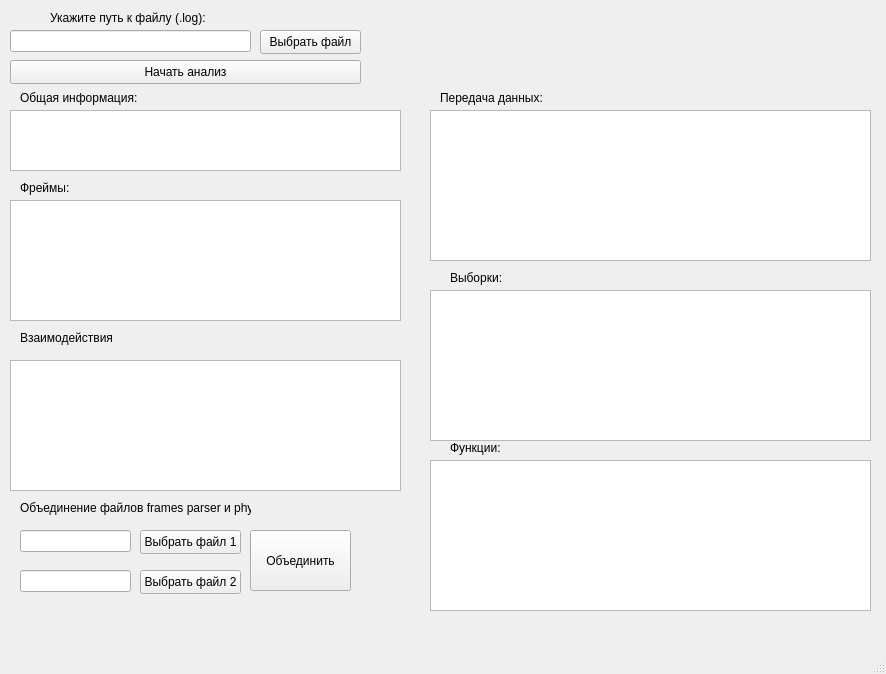
First picture: the form in mainwindow.ui, repository Andrew-McCarthy-Zver/frames_reader, before the edit.
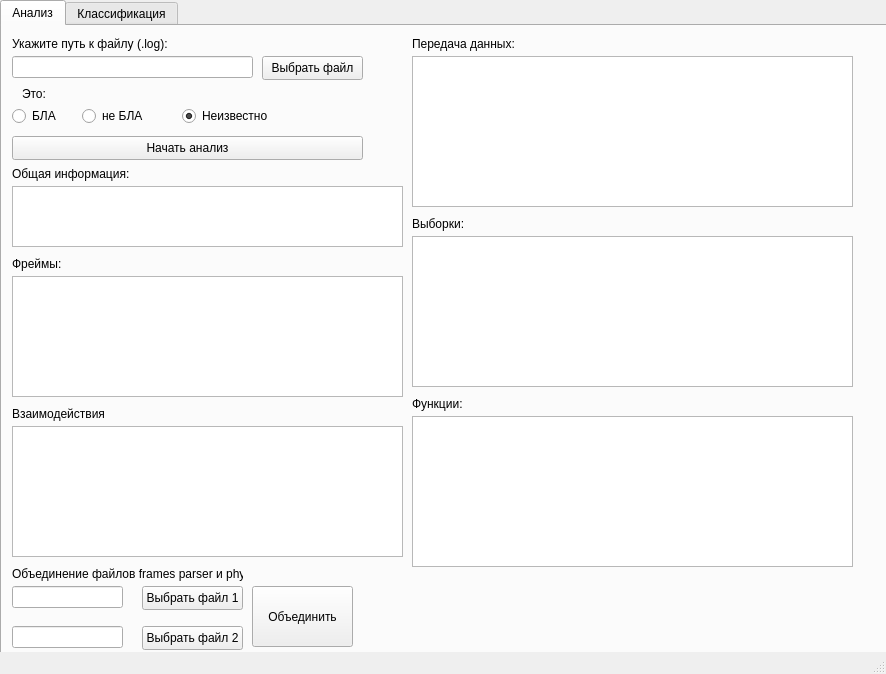
Second picture: the form after the edit.

What changed in the file:
```diff
--- a/mainwindow.ui
+++ b/mainwindow.ui
@@ -14,6 +14,40 @@
    <string>MainWindow</string>
   </property>
   <widget class="QWidget" name="centralwidget">
+   <widget class="QTabWidget" name="tabWidget">
+    <property name="enabled">
+     <bool>true</bool>
+    </property>
+    <property name="geometry">
+     <rect>
+      <x>0</x>
+      <y>0</y>
+      <width>891</width>
+      <height>681</height>
+     </rect>
+    </property>
+    <property name="maximumSize">
+     <size>
+      <width>891</width>
+      <height>681</height>
+     </size>
+    </property>
+    <property name="toolTip">
+     <string/>
+    </property>
+    <property name="whatsThis">
+     <string/>
+    </property>
+    <property name="currentIndex">
+     <number>0</number>
+    </property>
+    <property name="usesScrollButtons">
+     <bool>false</bool>
+    </property>
+    <widget class="QWidget" name="tab">
+     <attribute name="title">
+      <string>Анализ</string>
+     </attribute>
    <widget class="QLineEdit" name="lineEdit">
     <property name="geometry">
      <rect>
@@ -24,6 +58,19 @@
      </rect>
     </property>
    </widget>
+     <widget class="QLabel" name="label">
+      <property name="geometry">
+       <rect>
+        <x>10</x>
+        <y>10</y>
+        <width>161</width>
+        <height>16</height>
+       </rect>
+      </property>
+      <property name="text">
+       <string>Укажите путь к файлу (.log):</string>
+      </property>
+     </widget>
    <widget class="QPushButton" name="pushButton">
     <property name="geometry">
      <rect>
@@ -41,7 +88,7 @@
     <property name="geometry">
      <rect>
       <x>10</x>
-      <y>60</y>
+        <y>110</y>
       <width>351</width>
       <height>24</height>
      </rect>
@@ -50,24 +97,11 @@
      <string>Начать анализ</string>
     </property>
    </widget>
-   <widget class="QLabel" name="label">
-    <property name="geometry">
-     <rect>
-      <x>50</x>
-      <y>10</y>
-      <width>161</width>
-      <height>16</height>
-     </rect>
-    </property>
-    <property name="text">
-     <string>Укажите путь к файлу (.log):</string>
-    </property>
-   </widget>
    <widget class="QLabel" name="label_2">
     <property name="geometry">
      <rect>
-      <x>20</x>
-      <y>90</y>
+        <x>10</x>
+        <y>140</y>
       <width>131</width>
       <height>16</height>
      </rect>
@@ -80,7 +114,7 @@
     <property name="geometry">
      <rect>
       <x>10</x>
-      <y>110</y>
+        <y>160</y>
       <width>391</width>
       <height>61</height>
      </rect>
@@ -89,8 +123,8 @@
    <widget class="QLabel" name="label_3">
     <property name="geometry">
      <rect>
-      <x>20</x>
-      <y>180</y>
+        <x>10</x>
+        <y>230</y>
       <width>61</width>
       <height>16</height>
      </rect>
@@ -103,7 +137,7 @@
     <property name="geometry">
      <rect>
       <x>10</x>
-      <y>200</y>
+        <y>250</y>
       <width>391</width>
       <height>121</height>
      </rect>
@@ -112,8 +146,8 @@
    <widget class="QLabel" name="label_4">
     <property name="geometry">
      <rect>
-      <x>20</x>
-      <y>330</y>
+        <x>10</x>
+        <y>380</y>
       <width>101</width>
       <height>16</height>
      </rect>
@@ -126,86 +160,17 @@
     <property name="geometry">
      <rect>
       <x>10</x>
-      <y>360</y>
+        <y>400</y>
       <width>391</width>
       <height>131</height>
      </rect>
     </property>
    </widget>
-   <widget class="QLabel" name="label_5">
-    <property name="geometry">
-     <rect>
-      <x>440</x>
-      <y>90</y>
-      <width>111</width>
-      <height>16</height>
-     </rect>
-    </property>
-    <property name="text">
-     <string>Передача данных:</string>
-    </property>
-   </widget>
-   <widget class="QTextBrowser" name="textBrowser_4">
-    <property name="geometry">
-     <rect>
-      <x>430</x>
-      <y>110</y>
-      <width>441</width>
-      <height>151</height>
-     </rect>
-    </property>
-   </widget>
-   <widget class="QLabel" name="label_6">
-    <property name="geometry">
-     <rect>
-      <x>450</x>
-      <y>270</y>
-      <width>111</width>
-      <height>16</height>
-     </rect>
-    </property>
-    <property name="text">
-     <string>Выборки:</string>
-    </property>
-   </widget>
-   <widget class="QTextBrowser" name="textBrowser_5">
-    <property name="geometry">
-     <rect>
-      <x>430</x>
-      <y>290</y>
-      <width>441</width>
-      <height>151</height>
-     </rect>
-    </property>
-   </widget>
-   <widget class="QLabel" name="label_7">
-    <property name="geometry">
-     <rect>
-      <x>450</x>
-      <y>440</y>
-      <width>111</width>
-      <height>16</height>
-     </rect>
-    </property>
-    <property name="text">
-     <string>Функции:</string>
-    </property>
-   </widget>
-   <widget class="QTextBrowser" name="textBrowser_6">
-    <property name="geometry">
-     <rect>
-      <x>430</x>
-      <y>460</y>
-      <width>441</width>
-      <height>151</height>
-     </rect>
-    </property>
-   </widget>
    <widget class="QLabel" name="label_8">
     <property name="geometry">
      <rect>
-      <x>20</x>
-      <y>500</y>
+        <x>10</x>
+        <y>540</y>
       <width>231</width>
       <height>16</height>
      </rect>
@@ -217,8 +182,8 @@
    <widget class="QLineEdit" name="lineEdit_2">
     <property name="geometry">
      <rect>
-      <x>20</x>
-      <y>530</y>
+        <x>10</x>
+        <y>560</y>
       <width>111</width>
       <height>22</height>
      </rect>
@@ -227,8 +192,8 @@
    <widget class="QLineEdit" name="lineEdit_3">
     <property name="geometry">
      <rect>
-      <x>20</x>
-      <y>570</y>
+        <x>10</x>
+        <y>600</y>
       <width>111</width>
       <height>22</height>
      </rect>
@@ -238,7 +203,7 @@
     <property name="geometry">
      <rect>
       <x>140</x>
-      <y>530</y>
+        <y>560</y>
       <width>101</width>
       <height>24</height>
      </rect>
@@ -251,7 +216,7 @@
     <property name="geometry">
      <rect>
       <x>140</x>
-      <y>570</y>
+        <y>600</y>
       <width>101</width>
       <height>24</height>
      </rect>
@@ -264,7 +229,7 @@
     <property name="geometry">
      <rect>
       <x>250</x>
-      <y>530</y>
+        <y>560</y>
       <width>101</width>
       <height>61</height>
      </rect>
@@ -273,16 +238,245 @@
      <string>Объединить</string>
     </property>
    </widget>
-  </widget>
-  <widget class="QMenuBar" name="menubar">
+     <widget class="QTextBrowser" name="textBrowser_4">
+      <property name="geometry">
+       <rect>
+        <x>410</x>
+        <y>30</y>
+        <width>441</width>
+        <height>151</height>
+       </rect>
+      </property>
+     </widget>
+     <widget class="QLabel" name="label_5">
    <property name="geometry">
     <rect>
-     <x>0</x>
-     <y>0</y>
-     <width>886</width>
+        <x>410</x>
+        <y>10</y>
+        <width>111</width>
+        <height>16</height>
+       </rect>
+      </property>
+      <property name="text">
+       <string>Передача данных:</string>
+      </property>
+     </widget>
+     <widget class="QLabel" name="label_6">
+      <property name="geometry">
+       <rect>
+        <x>410</x>
+        <y>190</y>
+        <width>111</width>
+        <height>16</height>
+       </rect>
+      </property>
+      <property name="text">
+       <string>Выборки:</string>
+      </property>
+     </widget>
+     <widget class="QTextBrowser" name="textBrowser_5">
+      <property name="geometry">
+       <rect>
+        <x>410</x>
+        <y>210</y>
+        <width>441</width>
+        <height>151</height>
+       </rect>
+      </property>
+     </widget>
+     <widget class="QLabel" name="label_7">
+      <property name="geometry">
+       <rect>
+        <x>410</x>
+        <y>370</y>
+        <width>111</width>
+        <height>16</height>
+       </rect>
+      </property>
+      <property name="text">
+       <string>Функции:</string>
+      </property>
+     </widget>
+     <widget class="QTextBrowser" name="textBrowser_6">
+      <property name="geometry">
+       <rect>
+        <x>410</x>
+        <y>390</y>
+        <width>441</width>
+        <height>151</height>
+       </rect>
+      </property>
+     </widget>
+     <widget class="QLabel" name="label_9">
+      <property name="geometry">
+       <rect>
+        <x>20</x>
+        <y>60</y>
+        <width>161</width>
+        <height>16</height>
+       </rect>
+      </property>
+      <property name="text">
+       <string>Это:</string>
+      </property>
+     </widget>
+     <widget class="QRadioButton" name="radioButton">
+      <property name="geometry">
+       <rect>
+        <x>10</x>
+        <y>80</y>
+        <width>61</width>
+        <height>20</height>
+       </rect>
+      </property>
+      <property name="text">
+       <string>БЛА</string>
+      </property>
+     </widget>
+     <widget class="QRadioButton" name="radioButton_2">
+      <property name="geometry">
+       <rect>
+        <x>80</x>
+        <y>80</y>
+        <width>89</width>
+        <height>20</height>
+       </rect>
+      </property>
+      <property name="text">
+       <string>не БЛА</string>
+      </property>
+     </widget>
+     <widget class="QRadioButton" name="radioButton_3">
+      <property name="geometry">
+       <rect>
+        <x>180</x>
+        <y>80</y>
+        <width>89</width>
+        <height>20</height>
+       </rect>
+      </property>
+      <property name="text">
+       <string>Неизвестно</string>
+      </property>
+      <property name="checked">
+       <bool>true</bool>
+      </property>
+     </widget>
+    </widget>
+    <widget class="QWidget" name="tab_2">
+     <attribute name="title">
+      <string>Классификация</string>
+     </attribute>
+     <widget class="QLabel" name="label_10">
+      <property name="geometry">
+       <rect>
+        <x>20</x>
+        <y>10</y>
+        <width>161</width>
+        <height>16</height>
+       </rect>
+      </property>
+      <property name="text">
+       <string>Обучающий набор:</string>
+      </property>
+     </widget>
+     <widget class="QPushButton" name="pushButton_6">
+      <property name="geometry">
+       <rect>
+        <x>260</x>
+        <y>30</y>
+        <width>101</width>
+        <height>24</height>
+       </rect>
+      </property>
+      <property name="text">
+       <string>Выбрать файл</string>
+      </property>
+     </widget>
+     <widget class="QLineEdit" name="lineEdit_4">
+      <property name="geometry">
+       <rect>
+        <x>10</x>
+        <y>30</y>
+        <width>241</width>
      <height>22</height>
     </rect>
    </property>
+     </widget>
+     <widget class="QPushButton" name="pushButton_7">
+      <property name="geometry">
+       <rect>
+        <x>10</x>
+        <y>110</y>
+        <width>351</width>
+        <height>24</height>
+       </rect>
+      </property>
+      <property name="text">
+       <string>Обучить</string>
+      </property>
+     </widget>
+     <widget class="QLabel" name="label_11">
+      <property name="geometry">
+       <rect>
+        <x>20</x>
+        <y>60</y>
+        <width>161</width>
+        <height>16</height>
+       </rect>
+      </property>
+      <property name="text">
+       <string>Тестовый набор:</string>
+      </property>
+     </widget>
+     <widget class="QLineEdit" name="lineEdit_5">
+      <property name="geometry">
+       <rect>
+        <x>10</x>
+        <y>80</y>
+        <width>241</width>
+        <height>22</height>
+       </rect>
+      </property>
+     </widget>
+     <widget class="QPushButton" name="pushButton_8">
+      <property name="geometry">
+       <rect>
+        <x>260</x>
+        <y>80</y>
+        <width>101</width>
+        <height>24</height>
+       </rect>
+      </property>
+      <property name="text">
+       <string>Выбрать файл</string>
+      </property>
+     </widget>
+     <widget class="QLabel" name="label_12">
+      <property name="geometry">
+       <rect>
+        <x>30</x>
+        <y>140</y>
+        <width>161</width>
+        <height>16</height>
+       </rect>
+      </property>
+      <property name="text">
+       <string>Результат:</string>
+      </property>
+     </widget>
+     <widget class="QTextBrowser" name="textBrowser_7">
+      <property name="geometry">
+       <rect>
+        <x>10</x>
+        <y>160</y>
+        <width>351</width>
+        <height>171</height>
+       </rect>
+      </property>
+     </widget>
+    </widget>
+   </widget>
   </widget>
   <widget class="QStatusBar" name="statusbar"/>
  </widget>
```
Lines whose indentation alone changed are shown as unchanged.
